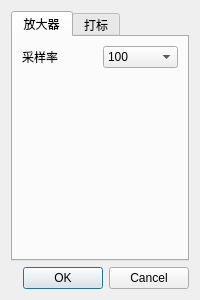
Qt form SignalGenerator/Dlg/ampsetting.ui (lfsty/SignalGenerator) before a commit.
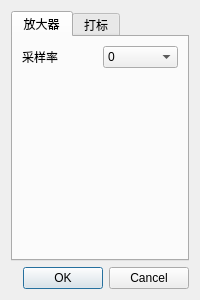
The same form after that commit.

Patch:
```diff
--- a/SignalGenerator/Dlg/ampsetting.ui
+++ b/SignalGenerator/Dlg/ampsetting.ui
@@ -52,6 +52,11 @@
              <property name="currentIndex">
               <number>0</number>
              </property>
+             <item>
+              <property name="text">
+               <string>0</string>
+              </property>
+             </item>
              <item>
               <property name="text">
                <string>100</string>
```
